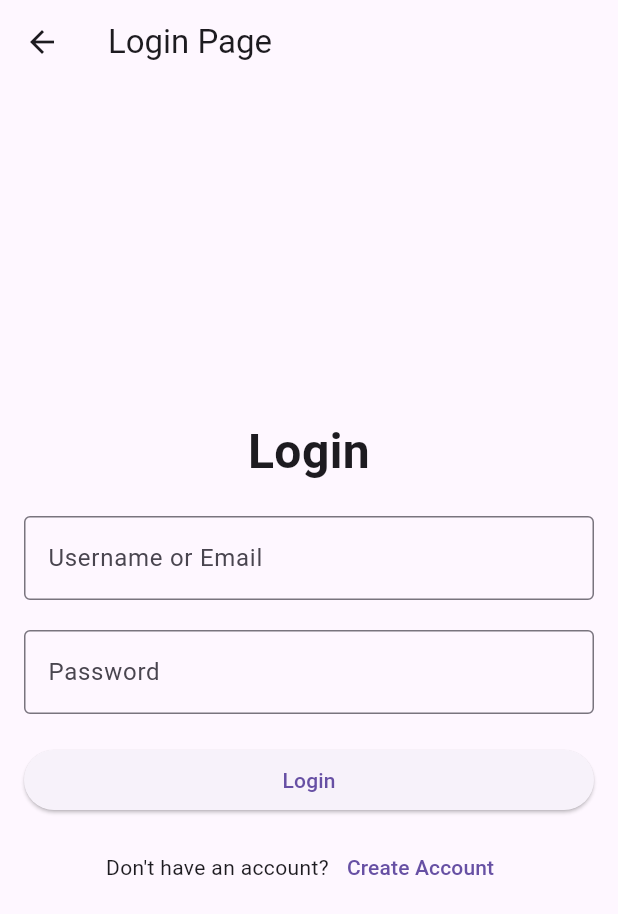
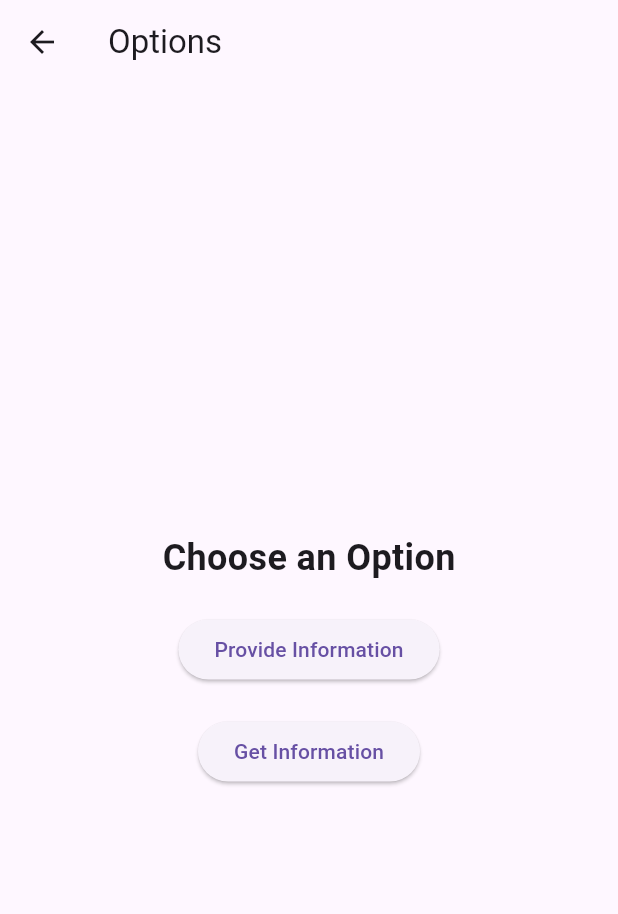
Before and after one commit to jayasinghesasmitha/App-Development, a Flutter app: the LoginPage screen opened directly, after a tap on "Login", on a phone screen of 412 x 824 dp. Shown: the top 914 px of the screen. Run offline on Flutter 3.47's test engine with Material 3 defaults, Android fonts, the phone set to English and light mode, and no system bars.

Commit message:
Update main.dart

```diff
--- a/flutter/my_app/lib/main.dart
+++ b/flutter/my_app/lib/main.dart
@@ -8,7 +8,7 @@ class MyApp extends StatelessWidget {
   @override
   Widget build(BuildContext context) {
     return MaterialApp(
-      title: 'Flutter Demo',
+      title: 'Weather Forecast App',
       theme: ThemeData(
         primarySwatch: Colors.blue,
       ),
@@ -29,13 +29,13 @@ class HomePage extends StatelessWidget {
           mainAxisAlignment: MainAxisAlignment.center,
           children: [
             Text(
-              'Welcome to the Home Page!',
+              'Welcome to the Weather Forecast App!',
               style: TextStyle(fontSize: 24, fontWeight: FontWeight.bold),
+              textAlign: TextAlign.center,
             ),
-            SizedBox(height: 20), // Space between text and button
+            SizedBox(height: 20),
             ElevatedButton(
               onPressed: () {
-                // Navigate to the Login Page
                 Navigator.push(
                   context,
                   MaterialPageRoute(builder: (context) => LoginPage()),
@@ -82,7 +82,7 @@ class LoginPage extends StatelessWidget {
             SizedBox(height: 20),
             TextField(
               controller: passwordController,
-              obscureText: true, // Hides the password
+              obscureText: true,
               decoration: InputDecoration(
                 labelText: 'Password',
                 border: OutlineInputBorder(),
@@ -91,8 +91,10 @@ class LoginPage extends StatelessWidget {
             SizedBox(height: 20),
             ElevatedButton(
               onPressed: () {
-                // Handle login functionality
-                print('Login pressed');
+                Navigator.push(
+                  context,
+                  MaterialPageRoute(builder: (context) => OptionsPage()),
+                );
               },
               child: Text('Login'),
             ),
@@ -103,7 +105,6 @@ class LoginPage extends StatelessWidget {
                 Text("Don't have an account?"),
                 TextButton(
                   onPressed: () {
-                    // Navigate to Create Account Page
                     Navigator.push(
                       context,
                       MaterialPageRoute(
@@ -171,7 +172,6 @@ class CreateAccountPage extends StatelessWidget {
             SizedBox(height: 20),
             ElevatedButton(
               onPressed: () {
-                // Handle account creation functionality
                 print('Account created');
               },
               child: Text('Create Account'),
@@ -182,3 +182,83 @@ class CreateAccountPage extends StatelessWidget {
     );
   }
 }
+
+class OptionsPage extends StatelessWidget {
+  @override
+  Widget build(BuildContext context) {
+    return Scaffold(
+      appBar: AppBar(
+        title: Text('Options'),
+      ),
+      body: Center(
+        child: Column(
+          mainAxisAlignment: MainAxisAlignment.center,
+          children: [
+            Text(
+              'Choose an Option',
+              style: TextStyle(fontSize: 24, fontWeight: FontWeight.bold),
+            ),
+            SizedBox(height: 20),
+            ElevatedButton(
+              onPressed: () {
+                // Navigate to Provide Information Page
+                Navigator.push(
+                  context,
+                  MaterialPageRoute(builder: (context) => ProvideInfoPage()),
+                );
+              },
+              child: Text('Provide Information'),
+            ),
+            SizedBox(height: 20),
+            ElevatedButton(
+              onPressed: () {
+                // Navigate to Get Information Page
+                Navigator.push(
+                  context,
+                  MaterialPageRoute(builder: (context) => GetInfoPage()),
+                );
+              },
+              child: Text('Get Information'),
+            ),
+          ],
+        ),
+      ),
+    );
+  }
+}
+
+class ProvideInfoPage extends StatelessWidget {
+  @override
+  Widget build(BuildContext context) {
+    return Scaffold(
+      appBar: AppBar(
+        title: Text('Provide Information'),
+      ),
+      body: Center(
+        child: Text(
+          'Here you can provide weather-related information!',
+          style: TextStyle(fontSize: 18),
+          textAlign: TextAlign.center,
+        ),
+      ),
+    );
+  }
+}
+
+class GetInfoPage extends StatelessWidget {
+  @override
+  Widget build(BuildContext context) {
+    return Scaffold(
+      appBar: AppBar(
+        title: Text('Get Information'),
+      ),
+      body: Center(
+        child: Text(
+          'Here you can get weather predictions based on AI!',
+          style: TextStyle(fontSize: 18),
+          textAlign: TextAlign.center,
+        ),
+      ),
+    );
+  }
+}
```
